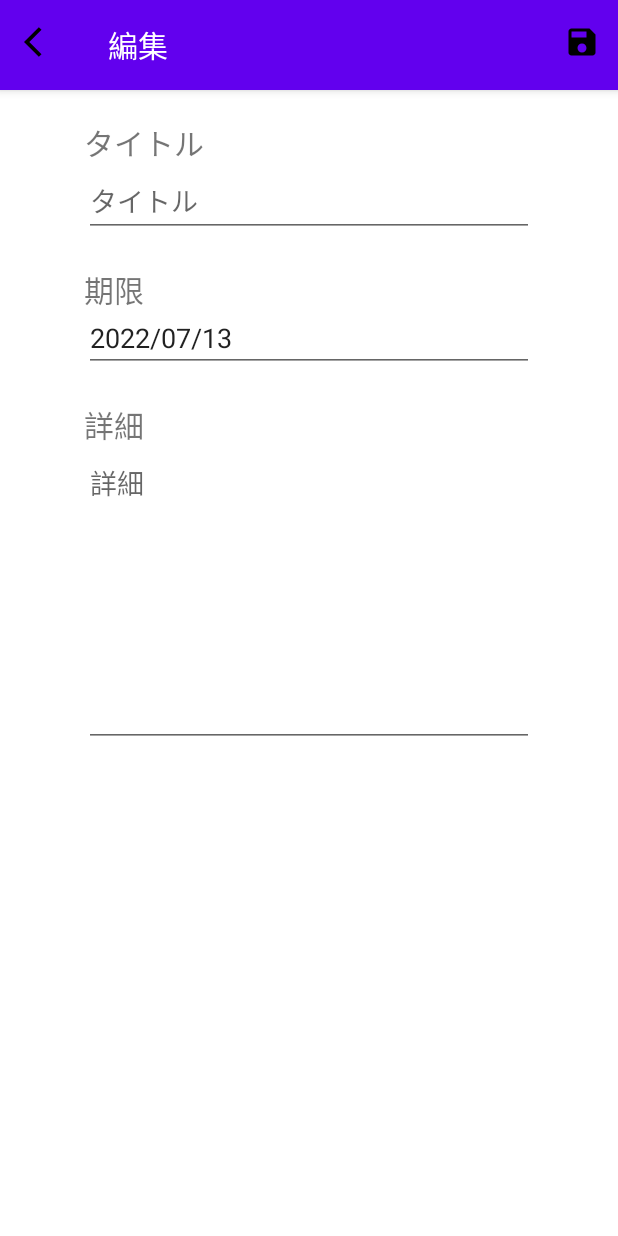
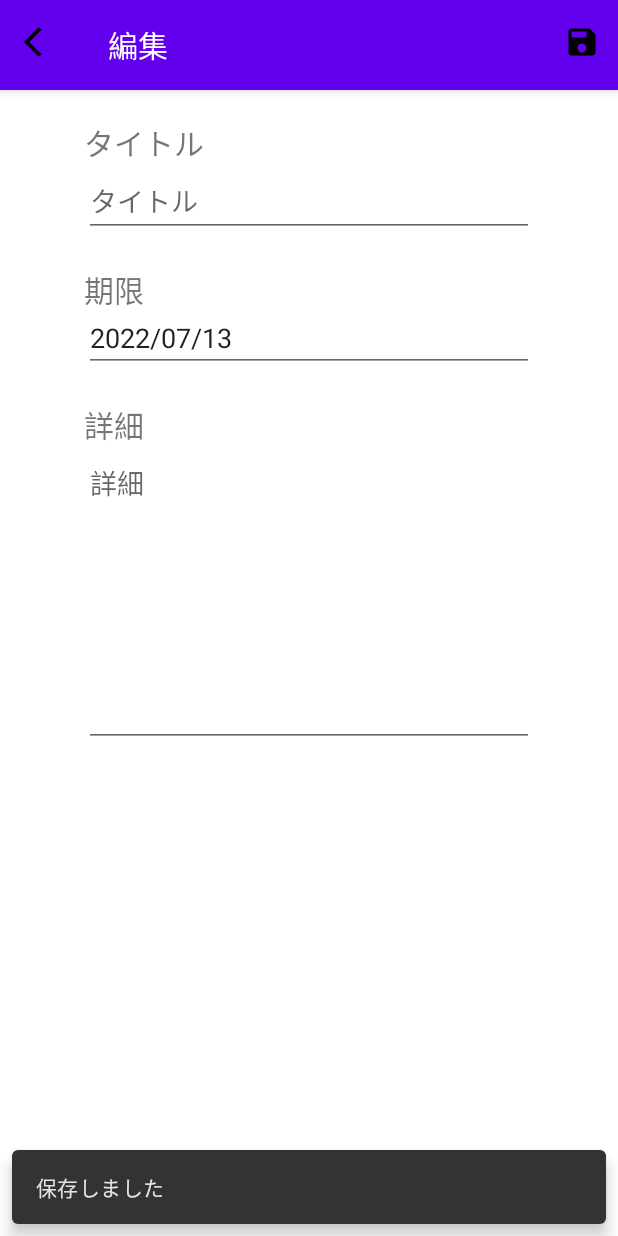
Before and after one commit to tatsuya720/AndroidTodoList, an Android app: the EditFragment screen opened through its navigation route, after a tap on "保存", on a phone screen of 412 x 824 dp. Run offline under Robolectric (Android 15) with nearby library versions, the phone set to English and light mode, and no system bars; our stand-ins replace Dagger/Hilt's generated code, Room's generated code.

Commit message:
保存完了スナックバー表示対応

```diff
--- a/edit/src/main/java/com/example/edit/view/EditFragment.kt
+++ b/edit/src/main/java/com/example/edit/view/EditFragment.kt
@@ -13,6 +13,7 @@ import com.example.edit.R
 import com.example.edit.databinding.FragmentTodoEditBinding
 import com.example.edit.viewModel.EditViewModel
 import com.example.navigator.Navigator
+import com.google.android.material.snackbar.Snackbar
 import dagger.hilt.android.AndroidEntryPoint
 import java.text.SimpleDateFormat
 import java.util.*
@@ -69,19 +70,22 @@ class EditFragment : Fragment(), DatePickerDialog.OnDateSetListener {
         binding?.titleBar?.setOnMenuItemClickListener {
             when(it.itemId) {
                 R.id.action_save -> {
-                    println("保存ボタンクリック")
                     saveTodoData(createAddTodoData())
                 }
                 R.id.action_delete -> {
                     //データがある場合のみ処理
                     args.editTodoData?.let { todoData ->
-                        println("削除ボタンクリック")
                         deleteTodoData(todoData)
                         closeEditFeature()
                     }
                 }
             }
             false
+        }
+
+        //保存完了スナックバー表示
+        viewModel.completedSave.observe(viewLifecycleOwner) {
+            Snackbar.make(requireView(), resources.getText(R.string.edit_saved), Snackbar.LENGTH_SHORT).show()
         }
     }
 
--- a/edit/src/main/java/com/example/edit/viewModel/EditViewModel.kt
+++ b/edit/src/main/java/com/example/edit/viewModel/EditViewModel.kt
@@ -1,5 +1,7 @@
 package com.example.edit.viewModel
 
+import androidx.lifecycle.LiveData
+import androidx.lifecycle.MutableLiveData
 import androidx.lifecycle.ViewModel
 import androidx.lifecycle.viewModelScope
 import com.example.common.model.data.TodoData
@@ -13,6 +15,9 @@ class EditViewModel @Inject constructor(
     private val todoDataRepository: TodoDataRepository
 ): ViewModel() {
 
+    private val mutCompletedSave = MutableLiveData<Boolean>()
+    val completedSave: LiveData<Boolean> = mutCompletedSave
+
     fun saveTodoData(todoData: TodoData) {
         println("保存開始")
         viewModelScope.launch {
@@ -21,6 +26,7 @@ class EditViewModel @Inject constructor(
             } else {
                 todoDataRepository.update(todoData = todoData)
             }
+            mutCompletedSave.value = true
             println("保存終了")
         }
     }
--- a/edit/src/main/res/values/string.xml
+++ b/edit/src/main/res/values/string.xml
@@ -5,5 +5,6 @@
     <string name="edit_title">タイトル</string>
     <string name="edit_description">詳細</string>
     <string name="edit_limit_date">期限</string>
+    <string name="edit_saved">保存しました</string>
 
 </resources>
```
